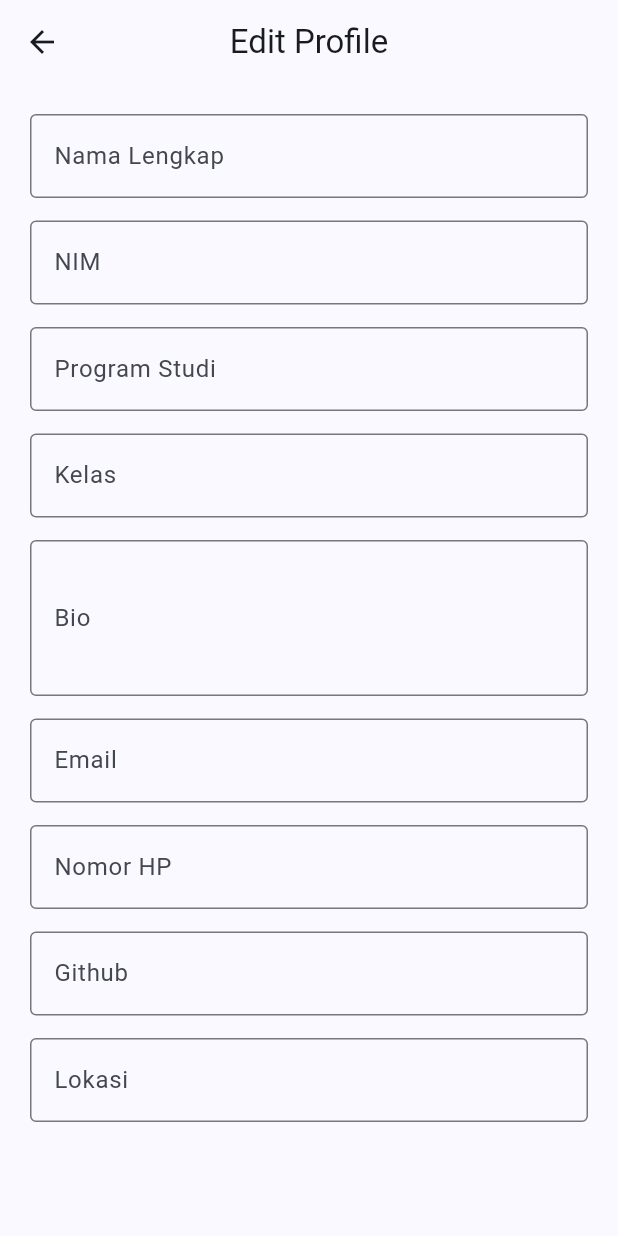
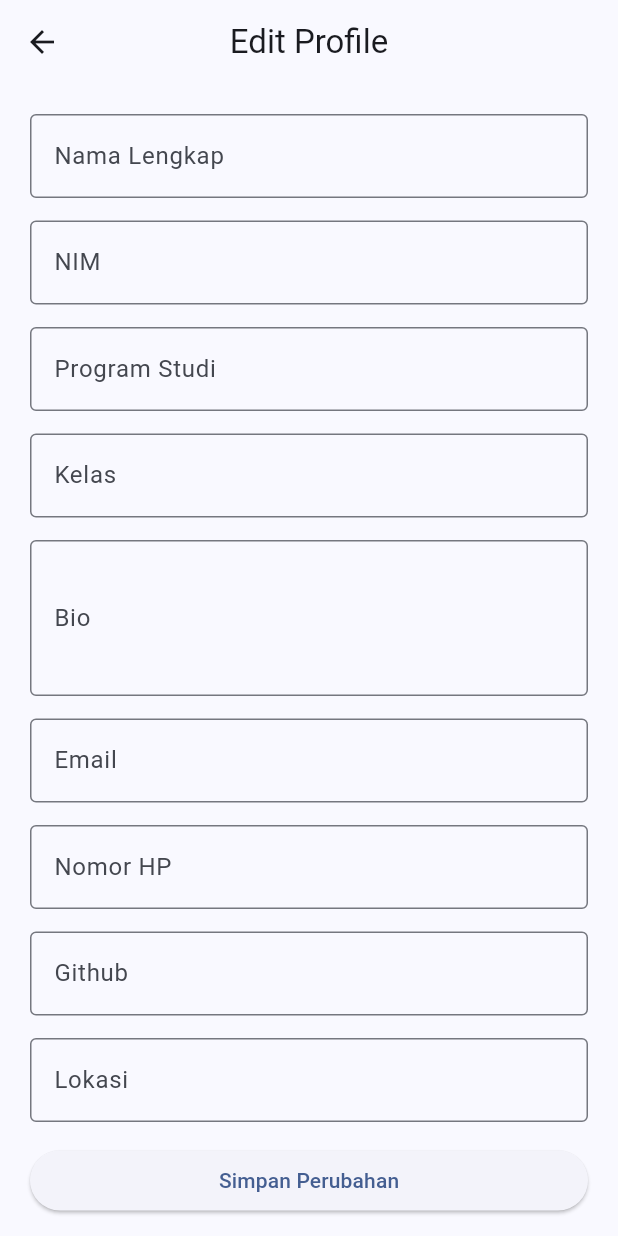
Before and after one commit to Paulothejungle/uts_aplikasi_mobile, a Flutter app: the EditProfilePage screen opened directly with empty values, on a phone screen of 412 x 824 dp. Run offline on Flutter 3.47's test engine with Material 3 defaults, Android fonts, the phone set to English and light mode, and no system bars.

Commit message:
create:button save

```diff
--- a/lib/screens/edit_profile_page.dart
+++ b/lib/screens/edit_profile_page.dart
@@ -213,11 +213,18 @@ class _EditProfilePageState extends State<EditProfilePage> {
 
               const SizedBox(height: 15),
 
-
-            ]
-          )
-        )
-      )
+              // Tombol simpan
+              SizedBox(
+                width: double.infinity,
+                child: ElevatedButton(
+                  onPressed: simpanProfil,
+                  child: const Text('Simpan Perubahan'),
+                ),
+              ),
+            ],
+          ),
+        ),
+      ),
     );
   }
 
```
